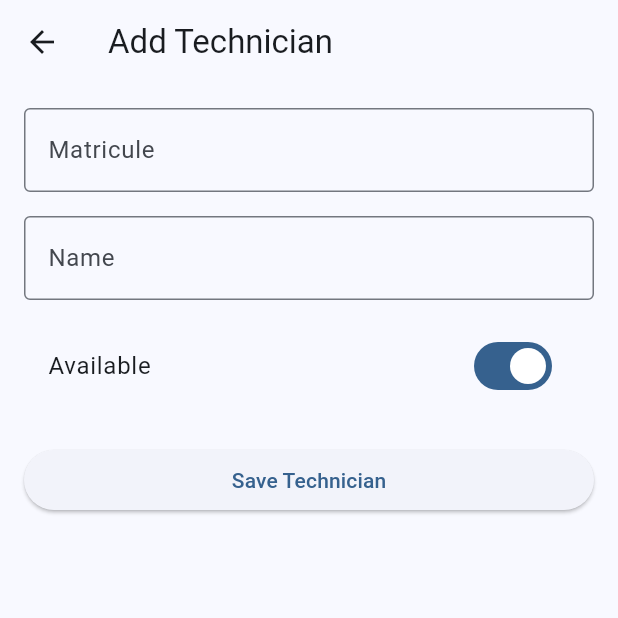
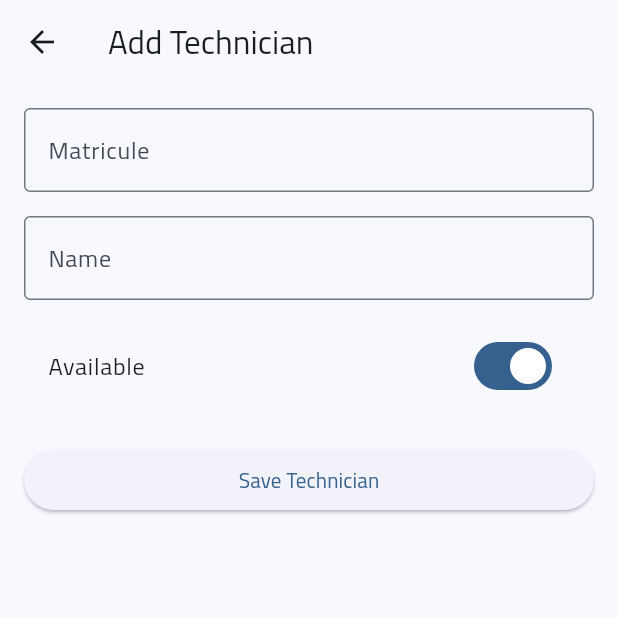
Before and after one commit to Rayenelhafsi/Wewire, a Flutter app: the screen it shows once a user with an empty profile is signed in, after a tap on "Add New Technician", on a phone screen of 412 x 824 dp, the top half of it. Run offline on Flutter 3.47's test engine with Material 3 defaults, Android fonts, the phone set to English and light mode, and no system bars; our stand-ins replace cloud_firestore, firebase_auth, firebase_core, firebase_database, firebase_messaging, flutter_local_notifications and 3 more; accounts and stored records are empty.

Commit message:
"text new fontstyle"

```diff
--- a/lib/main.dart
+++ b/lib/main.dart
@@ -56,6 +56,7 @@ class MainApp extends StatelessWidget {
       theme: ThemeData(
         colorScheme: ColorScheme.fromSeed(seedColor: Colors.blue),
         useMaterial3: true,
+        fontFamily: 'TitilliumWeb',
       ),
       home: const SplashScreen(),
       routes: {
--- a/lib/screens/dashboard/dashboard_screen.dart
+++ b/lib/screens/dashboard/dashboard_screen.dart
@@ -108,7 +108,7 @@ class _DashboardScreenState extends State<DashboardScreen> {
       appBar: AppBar(
         title: Row(
           children: [
-            Image.asset('assets/images/logo.png', width: 150, height: 150),
+            Image.asset('assets/images/logo.png', width: 100, height: 150),
             const SizedBox(width: 8),
             Text(
               'Welcome, ${_user!.name}',
```
Also changed, not shown: pubspec.yaml (+15 -0 lines), assets/fonts/TitilliumWeb-Black.ttf (added), assets/fonts/TitilliumWeb-Bold.ttf (added), assets/fonts/TitilliumWeb-BoldItalic.ttf (added), assets/fonts/TitilliumWeb-ExtraLight.ttf (added), assets/fonts/TitilliumWeb-ExtraLightItalic.ttf (added), assets/fonts/TitilliumWeb-Italic.ttf (added), assets/fonts/TitilliumWeb-Light.ttf (added), assets/fonts/TitilliumWeb-LightItalic.ttf (added), assets/fonts/TitilliumWeb-Regular.ttf (added), assets/fonts/TitilliumWeb-SemiBold.ttf (added), assets/fonts/TitilliumWeb-SemiBoldItalic.ttf (added).
